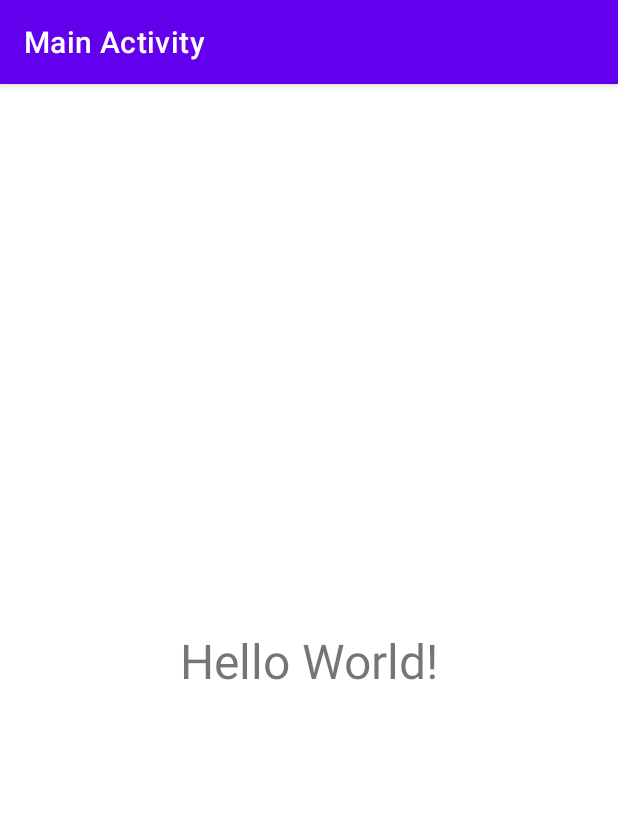
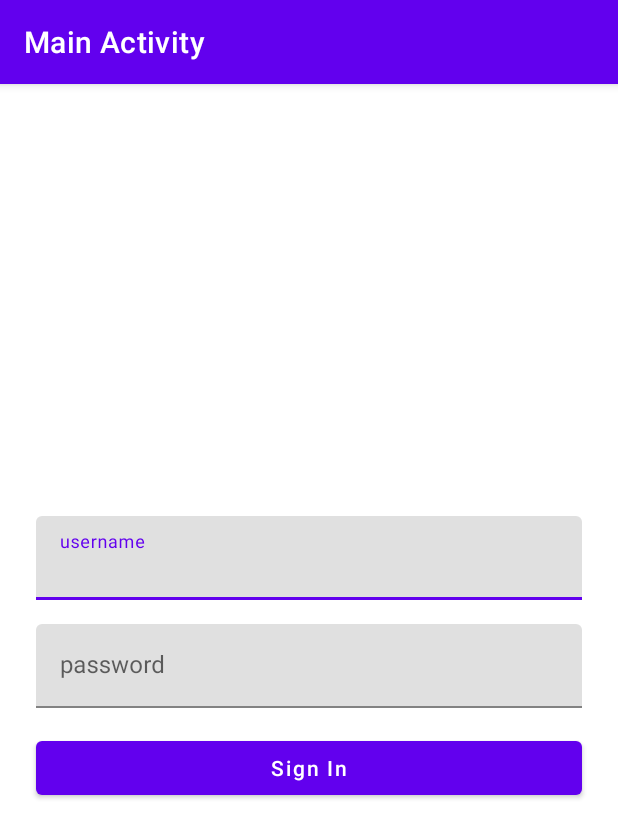
Before and after one commit to patildnyaneshwar/AppLinking, an Android app: the screen it shows after launch (MainActivity), on a phone screen of 412 x 824 dp. Shown: the top 838 px of the screen. Run offline under Robolectric (Android 15) with nearby library versions, the light colour scheme and no system bars.

Commit message:
login perform auto-click

```diff
--- a/android-app/app/src/main/res/layout/activity_main.xml
+++ b/android-app/app/src/main/res/layout/activity_main.xml
@@ -6,15 +6,53 @@
     android:layout_height="match_parent"
     tools:context=".MainActivity">
 
-    <TextView
-        android:id="@+id/text_view"
-        android:layout_width="wrap_content"
+    <com.google.android.material.textfield.TextInputLayout
+        android:id="@+id/tilUserName"
+        android:layout_width="0dp"
         android:layout_height="wrap_content"
-        android:text="Hello World!"
-        android:textSize="32sp"
+        android:layout_marginStart="24dp"
+        android:layout_marginEnd="24dp"
+        android:layout_marginBottom="16dp"
+        app:layout_constraintBottom_toTopOf="@+id/tilPassword"
+        app:layout_constraintEnd_toEndOf="parent"
+        app:layout_constraintHorizontal_bias="0.5"
+        app:layout_constraintStart_toStartOf="parent"
+        app:layout_constraintTop_toTopOf="parent"
+        app:layout_constraintVertical_chainStyle="packed">
+
+        <com.google.android.material.textfield.TextInputEditText
+            android:layout_width="match_parent"
+            android:layout_height="wrap_content"
+            android:hint="username" />
+    </com.google.android.material.textfield.TextInputLayout>
+
+    <com.google.android.material.textfield.TextInputLayout
+        android:id="@+id/tilPassword"
+        android:layout_width="0dp"
+        android:layout_height="wrap_content"
+        android:layout_marginBottom="16dp"
+        app:layout_constraintBottom_toTopOf="@+id/btnLogin"
+        app:layout_constraintEnd_toEndOf="@+id/tilUserName"
+        app:layout_constraintHorizontal_bias="0.5"
+        app:layout_constraintStart_toStartOf="@+id/tilUserName"
+        app:layout_constraintTop_toBottomOf="@+id/tilUserName">
+
+        <com.google.android.material.textfield.TextInputEditText
+            android:layout_width="match_parent"
+            android:layout_height="wrap_content"
+            android:hint="password" />
+    </com.google.android.material.textfield.TextInputLayout>
+
+    <Button
+        android:id="@+id/btnLogin"
+        android:layout_width="0dp"
+        android:layout_height="wrap_content"
+        android:text="Sign In"
+        android:textAllCaps="false"
         app:layout_constraintBottom_toBottomOf="parent"
-        app:layout_constraintEnd_toEndOf="parent"
-        app:layout_constraintStart_toStartOf="parent"
-        app:layout_constraintTop_toTopOf="parent" />
+        app:layout_constraintEnd_toEndOf="@+id/tilPassword"
+        app:layout_constraintHorizontal_bias="0.5"
+        app:layout_constraintStart_toStartOf="@+id/tilPassword"
+        app:layout_constraintTop_toBottomOf="@+id/tilPassword" />
 
 </androidx.constraintlayout.widget.ConstraintLayout>
```
Also changed, not shown: android-app/app/src/main/java/com/app/linking/MainActivity.kt (+38 -6 lines).
